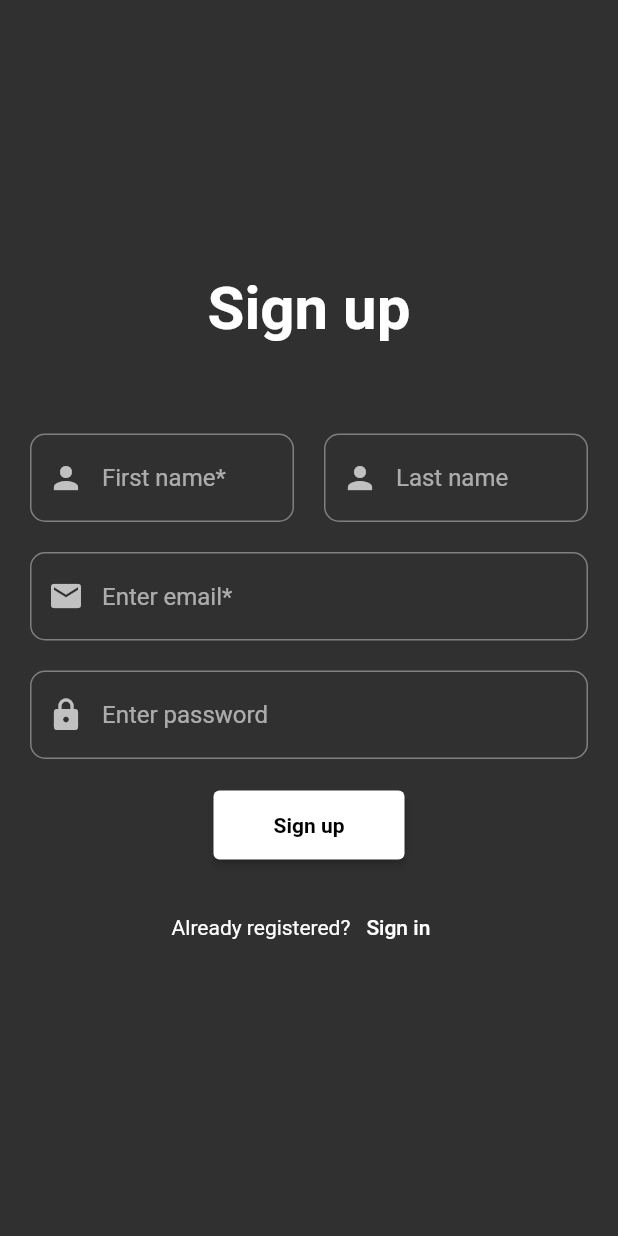
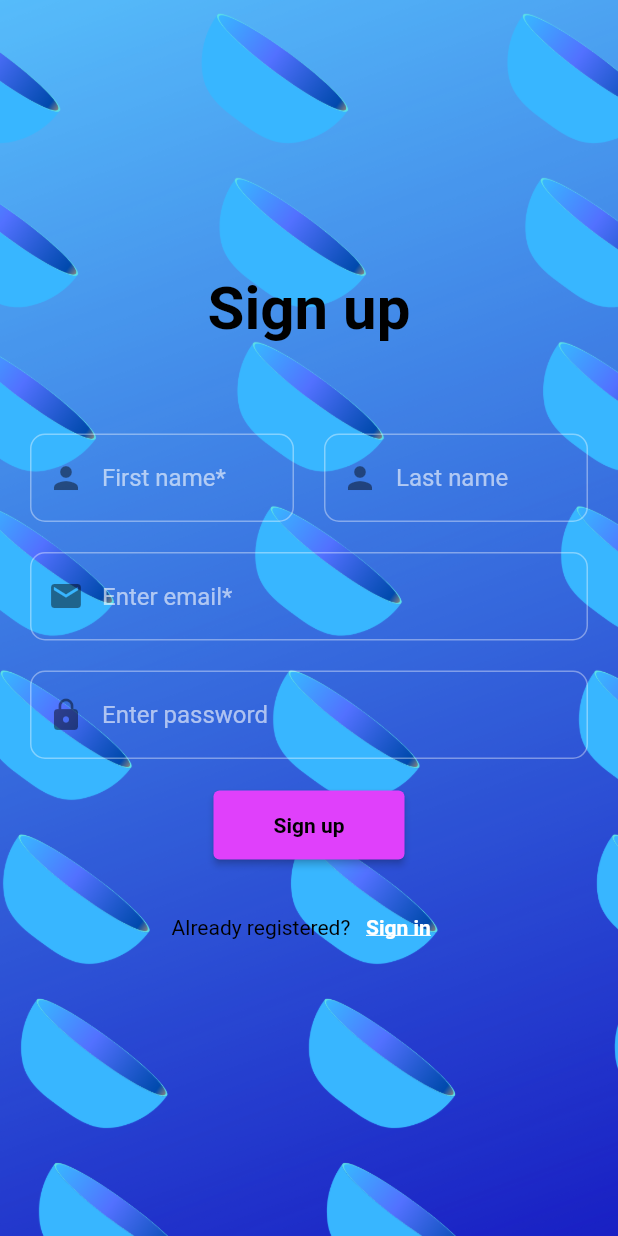
Before and after one commit to riddick-boss/cooking_app_flutter, a Flutter app: the screen it shows after launch, after a tap on "Sign in", after a tap on "Sign up", on a phone screen of 412 x 824 dp. Run offline on Flutter 3.47's test engine with Material 2 defaults, Android fonts, the phone set to English and light mode, and no system bars; our stand-ins replace cloud_firestore, email_validator, firebase_auth, firebase_core, firebase_storage, flutter_easyloading and 6 more; missing offline and left inert: bottom_picker; accounts and stored records are empty; generated files the repository leaves out were written again.

Commit message:
Feature/login sign up UI (#17)
* refactor: change login ui

* feat: add login progress indicator

* refactor: change sign up ui

* feat: add account creation progress indicator

* feat: trim on login screen

```diff
--- /dev/null
+++ b/lib/domain/assets/graphics/graphics.dart
@@ -0,0 +1,13 @@
+enum Graphics {
+  loginSingUpBackground;
+}
+
+extension GraphicPath on Graphics {
+  String _path(String asset) => "assets/graphics/$asset";
+
+  String get path {
+    switch(this) {
+      case Graphics.loginSingUpBackground: return _path("login_sign_up_background.png");
+    }
+  }
+}
--- a/lib/domain/assets/string/app_strings.dart
+++ b/lib/domain/assets/string/app_strings.dart
@@ -26,6 +26,10 @@ class AppStrings {
   static const String signUpAlreadyRegistered = "Already registered?";
   static const String signUpAlreadyRegisteredButton = "Sign in";
   static const String signUpFailedToCreateAccount = "Failed to create account!";
+  static const String signUpCollectingIngredients = "Collecting ingredients";
+  static const String signUpMixing = "Mixing";
+  static const String signUpTastingDishes = "Tasting wonderful dishes";
+  static const String signUpReadyToCook = "Ready to cook";
 
   // logout
   static const String logoutTitle = "Logout";
--- a/lib/features/login/presentation/login_screen.dart
+++ b/lib/features/login/presentation/login_screen.dart
@@ -1,9 +1,11 @@
 import 'package:cooking_app_flutter/di/cooking_app_injection.dart';
+import 'package:cooking_app_flutter/domain/assets/graphics/graphics.dart';
 import 'package:cooking_app_flutter/domain/assets/string/app_strings.dart';
 import 'package:cooking_app_flutter/domain/navigation/main_app_nav.dart';
 import 'package:cooking_app_flutter/domain/util/snack_bar.dart';
 import 'package:cooking_app_flutter/features/login/presentation/login_vm.dart';
 import 'package:flutter/material.dart';
+import 'package:flutter_easyloading/flutter_easyloading.dart';
 
 class LoginScreen extends StatefulWidget {
   const LoginScreen({super.key});
@@ -28,7 +30,8 @@ class _LoginScreenState extends State<LoginScreen> {
   }
 
   void onSignUpClicked() {
-    MainAppNav.navigator.currentState?.pushNamed(MainAppNavDestinations.signUp.route);
+    MainAppNav.navigator.currentState
+        ?.pushNamed(MainAppNavDestinations.signUp.route);
   }
 
   @override
@@ -40,7 +43,16 @@ class _LoginScreenState extends State<LoginScreen> {
     });
 
     _viewModel.onNavigateToDishesScreenStream.listen((event) {
-      MainAppNav.navigator.currentState?.pushReplacementNamed(MainAppNavDestinations.main.route);
+      MainAppNav.navigator.currentState
+          ?.pushReplacementNamed(MainAppNavDestinations.main.route);
+    });
+
+    _viewModel.progressIndicatorVisible.listen((visible) {
+      if(visible) {
+        EasyLoading.show();
+      } else {
+        EasyLoading.dismiss();
+      }
     });
   }
 
@@ -55,6 +67,12 @@ class _LoginScreenState extends State<LoginScreen> {
   @override
   Widget build(BuildContext context) => Scaffold(
         body: Container(
+          decoration: BoxDecoration(
+            image: DecorationImage(
+              image: AssetImage(Graphics.loginSingUpBackground.path),
+              fit: BoxFit.cover,
+            ),
+          ),
           padding: const EdgeInsets.all(20),
           child: Column(
             mainAxisAlignment: MainAxisAlignment.center,
@@ -64,6 +82,7 @@ class _LoginScreenState extends State<LoginScreen> {
                 style: TextStyle(
                   fontWeight: FontWeight.bold,
                   fontSize: 40,
+                  color: Colors.black,
                 ),
               ),
               const SizedBox(
@@ -75,10 +94,16 @@ class _LoginScreenState extends State<LoginScreen> {
                   children: [
                     TextFormField(
                       controller: _emailController,
-                      validator: (email) => _viewModel.isEmailValid(email: email) ? null : AppStrings.loginEnterValidEmailMessage,
+                      validator: (email) =>
+                          _viewModel.isEmailValid(email: email?.trim())
+                              ? null
+                              : AppStrings.loginEnterValidEmailMessage,
                       decoration: InputDecoration(
                         hintText: AppStrings.loginEmailTextFieldHint,
-                        prefixIcon: const Icon(Icons.email),
+                        prefixIcon: const Icon(
+                          Icons.email,
+                          color: Colors.black45,
+                        ),
                         border: OutlineInputBorder(
                           borderRadius: BorderRadius.circular(10),
                         ),
@@ -87,10 +112,16 @@ class _LoginScreenState extends State<LoginScreen> {
                     itemSpacingBox(),
                     TextFormField(
                       controller: _passwordController,
-                      validator: (password) => _viewModel.isPasswordValid(password: password) ? null : AppStrings.loginEnterPasswordMessage,
+                      validator: (password) =>
+                          _viewModel.isPasswordValid(password: password?.trim())
+                              ? null
+                              : AppStrings.loginEnterPasswordMessage,
                       obscureText: true,
                       decoration: InputDecoration(
-                        prefixIcon: const Icon(Icons.lock),
+                        prefixIcon: const Icon(
+                          Icons.lock,
+                          color: Colors.black45,
+                        ),
                         hintText: AppStrings.loginPasswordTextFieldHint,
                         border: OutlineInputBorder(
                           borderRadius: BorderRadius.circular(10),
@@ -102,21 +133,41 @@ class _LoginScreenState extends State<LoginScreen> {
                       onPressed: onSignInClicked,
                       style: ElevatedButton.styleFrom(
                         padding: const EdgeInsets.fromLTRB(40, 15, 40, 15),
+                        backgroundColor: Colors.yellow,
                       ),
                       child: const Text(
                         AppStrings.loginSignInButton,
-                        style: TextStyle(fontWeight: FontWeight.bold),
+                        style: TextStyle(
+                          fontWeight: FontWeight.bold,
+                          color: Colors.black,
+                        ),
                       ),
                     ),
                     itemSpacingBox(),
                     Row(
                       mainAxisAlignment: MainAxisAlignment.center,
                       children: [
-                        const Text(AppStrings.loginNotRegisteredYet),
+                        const Text(
+                          AppStrings.loginNotRegisteredYet,
+                          style: TextStyle(
+                            fontWeight: FontWeight.bold,
+                            color: Colors.black,
+                          ),
+                        ),
                         TextButton(
+                          style: ButtonStyle(
+                            overlayColor:
+                                MaterialStateProperty.all(Colors.transparent),
+                          ),
                           onPressed: onSignUpClicked,
-                          child:
-                              const Text(AppStrings.loginCreateAccountButton),
+                          child: const Text(
+                            AppStrings.loginCreateAccountButton,
+                            style: TextStyle(
+                              fontWeight: FontWeight.bold,
+                              color: Colors.orange,
+                              decoration: TextDecoration.underline,
+                            ),
+                          ),
                         ),
                       ],
                     )
--- a/lib/features/login/presentation/login_vm.dart
+++ b/lib/features/login/presentation/login_vm.dart
@@ -8,6 +8,7 @@ import 'package:cooking_app_flutter/domain/util/unit.dart';
 import 'package:email_validator/email_validator.dart';
 import 'package:flutter/material.dart';
 import 'package:injectable/injectable.dart';
+import 'package:rxdart/subjects.dart';
 
 //TODO: use RxDart
 
@@ -21,7 +22,11 @@ class LoginViewModel {
   final _showLoginErrorSnackBarController = StreamController<String>.broadcast();
   Stream<String> get showLoginErrorSnackBarStream => _showLoginErrorSnackBarController.stream;
 
+  final _progressIndicatorVisible = BehaviorSubject<bool>.seeded(false);
+  Stream<bool> get progressIndicatorVisible => _progressIndicatorVisible.stream;
+
   Future<void> onSignInClicked({required String email, required String password}) async {
+    _progressIndicatorVisible.add(true);
     try {
       await _authManager.signInWithEmailAndPassword(email: email, password: password);
       _onNavigateToDishesScreenController.add(Unit());
@@ -29,6 +34,7 @@ class LoginViewModel {
       debugPrint("login failed: $e");
       _showLoginErrorSnackBarController.add(AppStrings.loginFailedToLogin);
     }
+    _progressIndicatorVisible.add(false);
   }
 
   bool isEmailValid({required String? email}) => email != null && EmailValidator.validate(email);
--- /dev/null
+++ b/lib/features/sign_up/data/sign_up_step.dart
@@ -0,0 +1,6 @@
+enum SignUpStep {
+  collectingIngredients,
+  mixing,
+  tastingWonderfulDishes,
+  done
+}
--- a/lib/features/sign_up/presentation/sign_up_screen.dart
+++ b/lib/features/sign_up/presentation/sign_up_screen.dart
@@ -1,9 +1,12 @@
 import 'package:cooking_app_flutter/di/cooking_app_injection.dart';
+import 'package:cooking_app_flutter/domain/assets/graphics/graphics.dart';
 import 'package:cooking_app_flutter/domain/assets/string/app_strings.dart';
 import 'package:cooking_app_flutter/domain/navigation/main_app_nav.dart';
 import 'package:cooking_app_flutter/domain/util/snack_bar.dart';
+import 'package:cooking_app_flutter/features/sign_up/data/sign_up_step.dart';
 import 'package:cooking_app_flutter/features/sign_up/presentation/sign_up_vm.dart';
 import 'package:flutter/material.dart';
+import 'package:flutter_easyloading/flutter_easyloading.dart';
 
 class SignUpScreen extends StatefulWidget {
   const SignUpScreen({super.key});
@@ -28,16 +31,17 @@ class _SignUpScreenState extends State<SignUpScreen> {
       final email = _emailController.text.trim();
       final password = _passwordController.text.trim();
       await _viewModel.createUserWithEmailAndPassword(
-          email: email,
-          password: password,
-          firstName: firstName,
-          lastName: lastName,
+        email: email,
+        password: password,
+        firstName: firstName,
+        lastName: lastName,
       );
     }
   }
 
   void onAlreadyRegisteredClicked() {
-    MainAppNav.navigator.currentState?.pushReplacementNamed(MainAppNavDestinations.login.route);
+    MainAppNav.navigator.currentState
+        ?.pushReplacementNamed(MainAppNavDestinations.login.route);
   }
 
   @override
@@ -49,7 +53,35 @@ class _SignUpScreenState extends State<SignUpScreen> {
     });
 
     _viewModel.onNavigateToDishesScreenStream.listen((event) {
-      MainAppNav.navigator.currentState?.pushNamedAndRemoveUntil(MainAppNavDestinations.main.route, (route) => false); // clear stack and go to dishes screen
+      MainAppNav.navigator.currentState?.pushNamedAndRemoveUntil(
+        MainAppNavDestinations.main.route,
+        (route) => false,
+      ); // clear stack and go to dishes screen
+    });
+
+    _viewModel.progressIndicatorState.listen((event) {
+      switch(event) {
+        case SignUpStep.collectingIngredients: {
+          EasyLoading.show(status: AppStrings.signUpCollectingIngredients);
+          break;
+        }
+        case SignUpStep.mixing: {
+          EasyLoading.show(status: AppStrings.signUpMixing);
+          break;
+        }
+        case SignUpStep.tastingWonderfulDishes: {
+          EasyLoading.show(status: AppStrings.signUpTastingDishes);
+          break;
+        }
+        case SignUpStep.done: {
+          EasyLoading.showSuccess(AppStrings.signUpReadyToCook);
+          break;
+        }
+        case null: {
+          EasyLoading.dismiss();
+          break;
+        }
+      }
     });
   }
 
@@ -66,13 +98,23 @@ class _SignUpScreenState extends State<SignUpScreen> {
   @override
   Widget build(BuildContext context) => Scaffold(
         body: Container(
+          decoration: BoxDecoration(
+            image: DecorationImage(
+              image: AssetImage(Graphics.loginSingUpBackground.path),
+              fit: BoxFit.cover,
+            ),
+          ),
           padding: const EdgeInsets.all(20),
           child: Column(
             mainAxisAlignment: MainAxisAlignment.center,
             children: [
               const Text(
                 AppStrings.signUpTitle,
-                style: TextStyle(fontWeight: FontWeight.bold, fontSize: 40),
+                style: TextStyle(
+                  fontWeight: FontWeight.bold,
+                  fontSize: 40,
+                  color: Colors.black,
+                ),
               ),
               const SizedBox(
                 height: 60,
@@ -86,10 +128,16 @@ class _SignUpScreenState extends State<SignUpScreen> {
                         Expanded(
                           child: TextFormField(
                             controller: _firstNameController,
-                            validator: (name) => _viewModel.isFirstNameValid(firstName: name) ? null : AppStrings.signUpFirstNameTextFieldHint,
+                            validator: (name) =>
+                                _viewModel.isFirstNameValid(firstName: name?.trim())
+                                    ? null
+                                    : AppStrings.signUpFirstNameTextFieldHint,
                             decoration: InputDecoration(
                               hintText: AppStrings.signUpFirstNameTextFieldHint,
-                              prefixIcon: const Icon(Icons.person),
+                              prefixIcon: const Icon(
+                                Icons.person,
+                                color: Colors.black45,
+                              ),
                               border: OutlineInputBorder(
                                 borderRadius: BorderRadius.circular(10),
                               ),
@@ -102,10 +150,16 @@ class _SignUpScreenState extends State<SignUpScreen> {
                         Expanded(
                           child: TextFormField(
                             controller: _lastNameController,
-                            validator: (name) => _viewModel.isLastNameValid(lastName: name) ? null : AppStrings.signUpLastNameTextFieldHint,
+                            validator: (name) =>
+                                _viewModel.isLastNameValid(lastName: name?.trim())
+                                    ? null
+                                    : AppStrings.signUpLastNameTextFieldHint,
                             decoration: InputDecoration(
                               hintText: AppStrings.signUpLastNameTextFieldHint,
-                              prefixIcon: const Icon(Icons.person),
+                              prefixIcon: const Icon(
+                                Icons.person,
+                                color: Colors.black45,
+                              ),
                               border: OutlineInputBorder(
                                 borderRadius: BorderRadius.circular(10),
                               ),
@@ -119,10 +173,16 @@ class _SignUpScreenState extends State<SignUpScreen> {
                     ),
                     TextFormField(
                       controller: _emailController,
-                      validator: (email) => _viewModel.isEmailValid(email: email) ? null : AppStrings.signUpEnterValidEmailMessage,
+                      validator: (email) =>
+                          _viewModel.isEmailValid(email: email?.trim())
+                              ? null
+                              : AppStrings.signUpEnterValidEmailMessage,
                       decoration: InputDecoration(
                         hintText: AppStrings.signUpEmailTextFieldHint,
-                        prefixIcon: const Icon(Icons.email),
+                        prefixIcon: const Icon(
+                          Icons.email,
+                          color: Colors.black45,
+                        ),
                         border: OutlineInputBorder(
                           borderRadius: BorderRadius.circular(10),
                         ),
@@ -133,10 +193,16 @@ class _SignUpScreenState extends State<SignUpScreen> {
                     ),
                     TextFormField(
                       controller: _passwordController,
-                      validator: (password) => _viewModel.isPasswordValid(password: password) ? null : AppStrings.signUpPasswordTextFieldHint,
+                      validator: (password) =>
+                          _viewModel.isPasswordValid(password: password?.trim())
+                              ? null
+                              : AppStrings.signUpPasswordTextFieldHint,
                       obscureText: true,
                       decoration: InputDecoration(
-                        prefixIcon: const Icon(Icons.lock),
+                        prefixIcon: const Icon(
+                          Icons.lock,
+                          color: Colors.black45,
+                        ),
                         hintText: AppStrings.signUpPasswordTextFieldHint,
                         border: OutlineInputBorder(
                           borderRadius: BorderRadius.circular(10),
@@ -150,6 +216,7 @@ class _SignUpScreenState extends State<SignUpScreen> {
                       onPressed: onSignUpClicked,
                       style: ElevatedButton.styleFrom(
                         padding: const EdgeInsets.fromLTRB(40, 15, 40, 15),
+                        backgroundColor: Colors.purpleAccent,
                       ),
                       child: const Text(
                         AppStrings.signUpSignUpButton,
@@ -164,10 +231,26 @@ class _SignUpScreenState extends State<SignUpScreen> {
                     Row(
                       mainAxisAlignment: MainAxisAlignment.center,
                       children: [
-                        const Text(AppStrings.signUpAlreadyRegistered),
+                        const Text(
+                          AppStrings.signUpAlreadyRegistered,
+                          style: TextStyle(
+                            color: Colors.black,
+                          ),
+                        ),
                         TextButton(
+                          style: ButtonStyle(
+                            overlayColor:
+                                MaterialStateProperty.all(Colors.transparent),
+                          ),
                           onPressed: onAlreadyRegisteredClicked,
-                          child: const Text(AppStrings.signUpAlreadyRegisteredButton,),
+                          child: const Text(
+                            AppStrings.signUpAlreadyRegisteredButton,
+                            style: TextStyle(
+                              fontWeight: FontWeight.bold,
+                              color: Colors.white,
+                              decoration: TextDecoration.underline,
+                            ),
+                          ),
                         ),
                       ],
                     )
--- a/lib/features/sign_up/presentation/sign_up_vm.dart
+++ b/lib/features/sign_up/presentation/sign_up_vm.dart
@@ -6,9 +6,11 @@ import 'package:cooking_app_flutter/domain/infrastructure/auth/manager/auth_mana
 import 'package:cooking_app_flutter/domain/infrastructure/data/database/remote/manager/remote_database_manager.dart';
 import 'package:cooking_app_flutter/domain/util/extension/string_extension.dart';
 import 'package:cooking_app_flutter/domain/util/unit.dart';
+import 'package:cooking_app_flutter/features/sign_up/data/sign_up_step.dart';
 import 'package:email_validator/email_validator.dart';
 import 'package:flutter/material.dart';
 import 'package:injectable/injectable.dart';
+import 'package:rxdart/subjects.dart';
 
 // TODO: use rxDart
 
@@ -23,13 +25,22 @@ class SignUpViewModel {
   final _showCreateAccountErrorSnackBarController = StreamController<String>.broadcast();
   Stream<String> get showLoginErrorSnackBarStream => _showCreateAccountErrorSnackBarController.stream;
 
+  final _progressIndicatorStatus = BehaviorSubject<SignUpStep?>.seeded(null);
+  Stream<SignUpStep?> get progressIndicatorState => _progressIndicatorStatus.stream;
+
   Future<void> createUserWithEmailAndPassword({required String email, required String password, required String firstName, required String lastName}) async {
     try {
+      _progressIndicatorStatus.add(SignUpStep.collectingIngredients);
       await _authManager.createUserWithEmailAndPassword(email: email, password: password);
+      _progressIndicatorStatus.add(SignUpStep.mixing);
       final userDisplayValue = (lastName.isBlankOrEmpty) ? firstName : "$firstName $lastName";
       await _authManager.updateDisplayNameWithDisplayValue(displayValue: userDisplayValue);
+      _progressIndicatorStatus.add(SignUpStep.tastingWonderfulDishes);
       final userUid = _authManager.currentUser!.uid;
       await _remoteDatabase.initUserCollection(userUid: userUid, firstName: firstName, lastName: lastName);
+      _progressIndicatorStatus.add(SignUpStep.done);
+      await Future.delayed(const Duration(seconds: 3), () {});
+      _progressIndicatorStatus.add(null);
       _onNavigateToDishesScreenController.add(Unit());
     } catch(e) {
       debugPrint("create account error: $e");
--- a/pubspec.yaml
+++ b/pubspec.yaml
@@ -62,3 +62,6 @@ dev_dependencies:
 flutter:
 
   uses-material-design: true
+
+  assets:
+    - assets/graphics/
```
Also changed, not shown: assets/graphics/login_sign_up_background.png (added).
